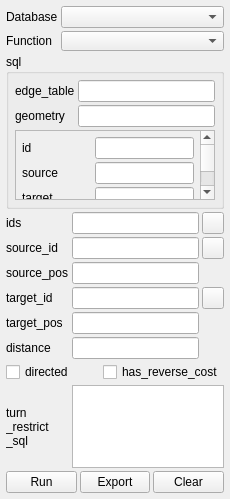
Old version of the form ui_pgRoutingTester.ui in the repository sanak/pgRoutingLayer.
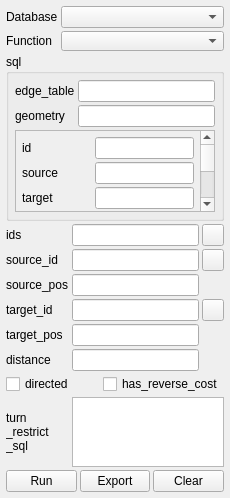
New version of the form. Icons and pictures are not drawn.

Commit message: add trsp function(vertex only).

Patch:
```diff
--- a/ui_pgRoutingTester.ui
+++ b/ui_pgRoutingTester.ui
@@ -7,7 +7,7 @@
     <x>0</x>
     <y>0</y>
     <width>230</width>
-    <height>499</height>
+    <height>498</height>
    </rect>
   </property>
   <property name="windowTitle">
@@ -573,20 +573,6 @@
         </property>
        </widget>
       </item>
-      <item row="7" column="1" colspan="2">
-       <widget class="QTextEdit" name="textEditTurnRestrictSql">
-        <property name="locale">
-         <locale language="English" country="UnitedStates"/>
-        </property>
-        <property name="html">
-         <string>&lt;!DOCTYPE HTML PUBLIC &quot;-//W3C//DTD HTML 4.0//EN&quot; &quot;http://www.w3.org/TR/REC-html40/strict.dtd&quot;&gt;
-&lt;html&gt;&lt;head&gt;&lt;meta name=&quot;qrichtext&quot; content=&quot;1&quot; /&gt;&lt;style type=&quot;text/css&quot;&gt;
-p, li { white-space: pre-wrap; }
-&lt;/style&gt;&lt;/head&gt;&lt;body style=&quot; font-family:'MS UI Gothic'; font-size:9pt; font-weight:400; font-style:normal;&quot;&gt;
-&lt;p style=&quot;-qt-paragraph-type:empty; margin-top:0px; margin-bottom:0px; margin-left:0px; margin-right:0px; -qt-block-indent:0; text-indent:0px;&quot;&gt;&lt;/p&gt;&lt;/body&gt;&lt;/html&gt;</string>
-        </property>
-       </widget>
-      </item>
       <item row="6" column="0" colspan="3">
        <layout class="QHBoxLayout" name="horizontalLayoutOption2">
         <property name="spacing">
@@ -635,6 +621,25 @@
         </item>
        </layout>
       </item>
+      <item row="7" column="1" colspan="2">
+       <widget class="QPlainTextEdit" name="plainTextEditTurnRestrictSql">
+        <property name="sizePolicy">
+         <sizepolicy hsizetype="Expanding" vsizetype="Maximum">
+          <horstretch>0</horstretch>
+          <verstretch>0</verstretch>
+         </sizepolicy>
+        </property>
+        <property name="maximumSize">
+         <size>
+          <width>16777215</width>
+          <height>70</height>
+         </size>
+        </property>
+        <property name="tabStopWidth">
+         <number>40</number>
+        </property>
+       </widget>
+      </item>
      </layout>
     </item>
     <item>
```
The commit also changes 1 other file.
